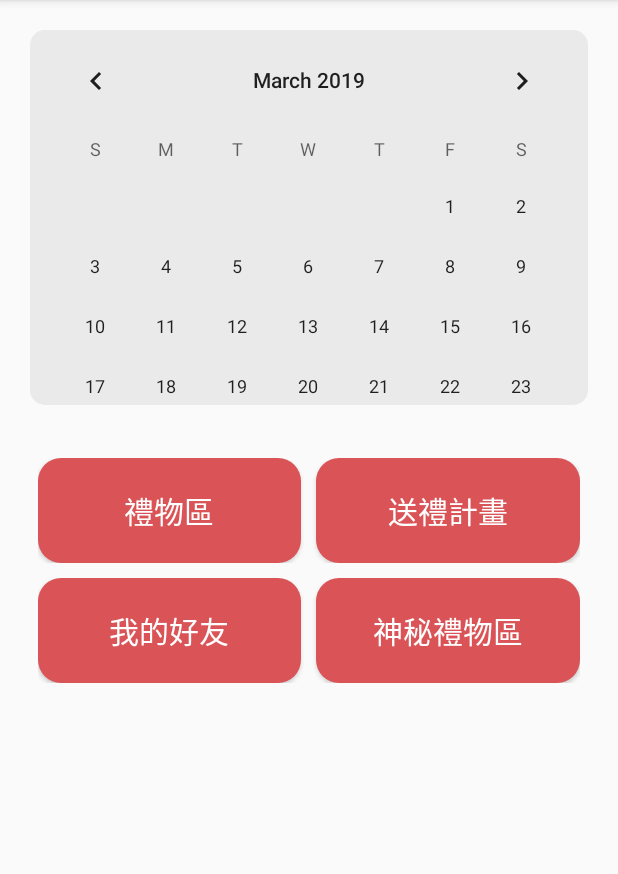
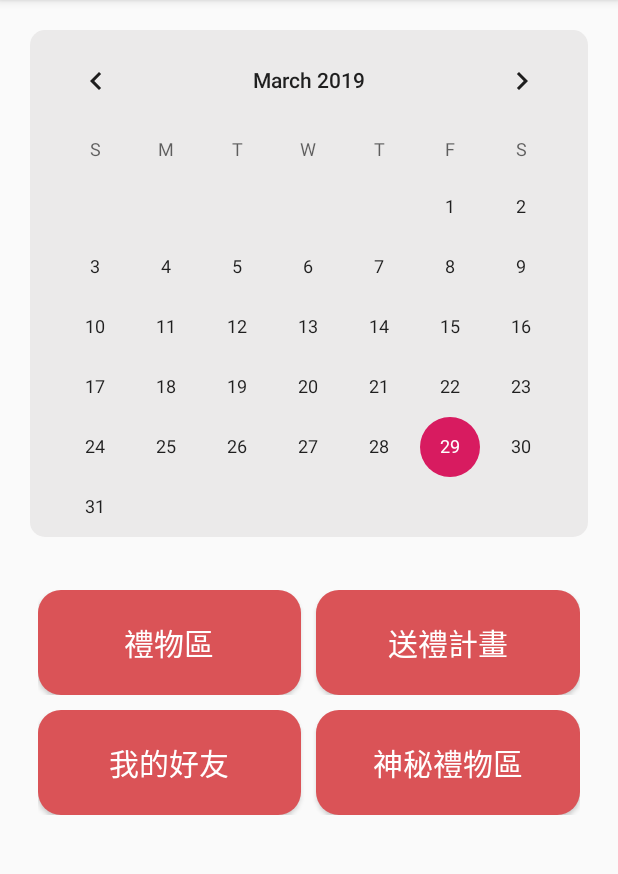
Before and after one commit to hawkeye1026/NTUB-Case-Gift, an Android app: the screen it shows after launch (MainActivity), on a phone screen of 412 x 824 dp, the part 84-958 px from its top. Run offline under Robolectric (Android 15) with nearby library versions, the phone set to English and light mode, and no system bars.

Commit message:
Test update

```diff
--- a/app/src/main/res/layout/content_main.xml
+++ b/app/src/main/res/layout/content_main.xml
@@ -12,7 +12,7 @@
 
     <LinearLayout
         android:layout_width="match_parent"
-        android:layout_height="250dp"
+        android:layout_height="wrap_content"
         android:layout_marginLeft="20dp"
         android:layout_marginRight="20dp"
         android:layout_marginTop="20dp"
```
